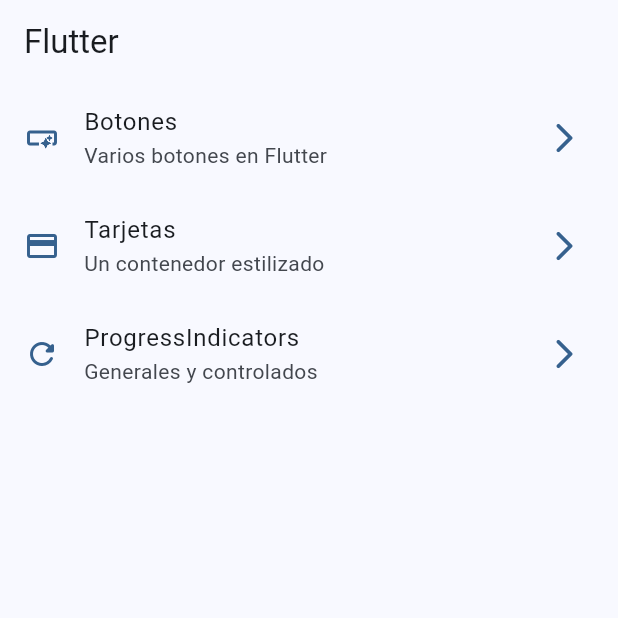
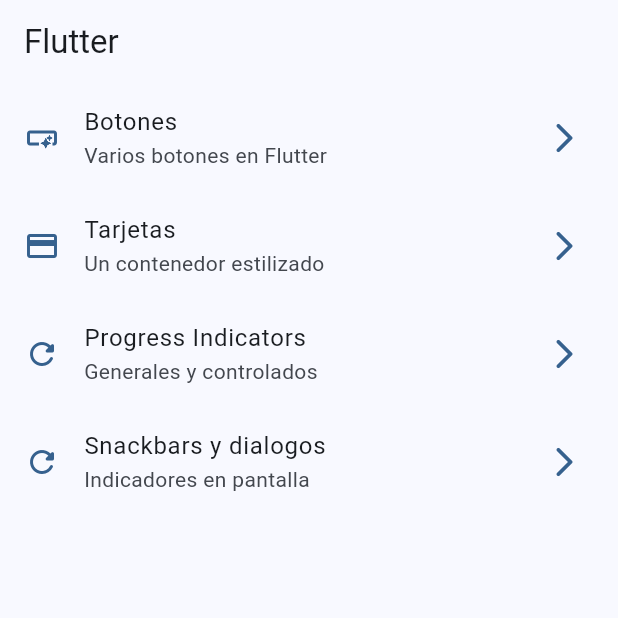
Before and after one commit to eulalionava/widgets, a Flutter app: the screen it shows after launch, on a phone screen of 412 x 824 dp, the top half of it. Run offline on Flutter 3.47's test engine with Material 3 defaults, Android fonts, the phone set to English and light mode, and no system bars; our stand-ins replace go_router.

Commit message:
snackbars diálogos terminado

```diff
--- a/lib/config/menu/menu_items.dart
+++ b/lib/config/menu/menu_items.dart
@@ -32,9 +32,15 @@ const appMenuItems = <MenuItem>[
     icon: Icons.credit_card
   ),
   MenuItem(
-    title: 'ProgressIndicators',
+    title: 'Progress Indicators',
     sibTitle: 'Generales y controlados',
     link: '/progress',
     icon: Icons.refresh_rounded
+  ),
+  MenuItem(
+    title: 'Snackbars y dialogos',
+    sibTitle: 'Indicadores en pantalla',
+    link: '/snackbars',
+    icon: Icons.refresh_rounded
   )
 ];
--- a/lib/config/router/app_router.dart
+++ b/lib/config/router/app_router.dart
@@ -26,6 +26,11 @@ final appRouter = GoRouter(
       name: ProgressScreen.name,
       builder: (context, state) => const ProgressScreen(),
     ),
+    GoRoute(
+      path: '/snackbars',
+      name: SnackbarScreen.name,
+      builder: (context, state) => const SnackbarScreen(),
+    ),
 
   ],
 );
--- a/lib/main.dart
+++ b/lib/main.dart
@@ -14,6 +14,7 @@ class MainApp extends StatelessWidget {
   Widget build(BuildContext context) {
 
     return MaterialApp.router(
+      title: 'FLutters Widgets',
       routerConfig: appRouter,
       debugShowCheckedModeBanner: false,
       theme: AppTheme(selectedColor: 0).getTheme(),
```
Also changed, not shown: lib/presentation/screens/snackbar/snackbar_screen.dart (+60 -1 lines).
